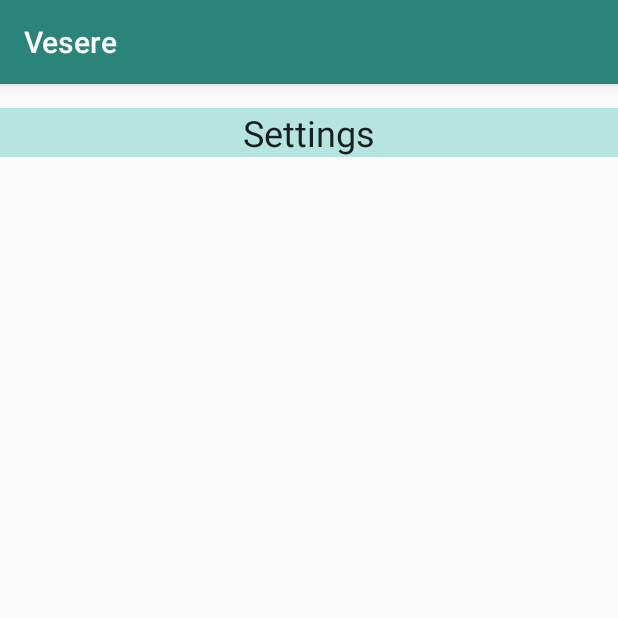
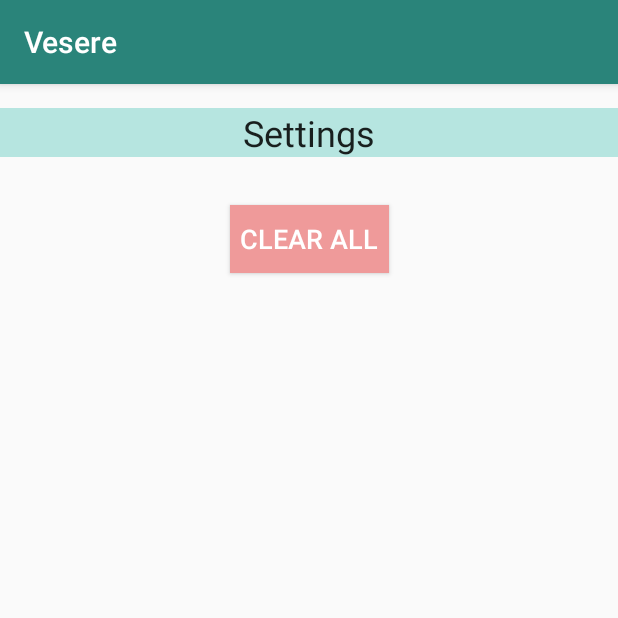
Before and after one commit to maximGrachev/vesere, an Android app: the SettingFragment screen opened through its navigation route, on a phone screen of 412 x 824 dp, the top half of it. Run offline under Robolectric (Android 15) with nearby library versions, the phone set to English and light mode, and no system bars; our stand-ins replace Room's generated code, data binding, navigation-ui.

Commit message:
RecyclerView was added and Setting fragment was upgraded

```diff
--- a/app/src/main/java/ru/maxgrachev/vesere/Util.kt
+++ b/app/src/main/java/ru/maxgrachev/vesere/Util.kt
@@ -5,7 +5,9 @@ import android.content.res.Resources
 import android.os.Build
 import android.text.Html
 import android.text.Spanned
+import android.widget.TextView
 import androidx.core.text.HtmlCompat
+import androidx.recyclerview.widget.RecyclerView
 import ru.maxgrachev.vesere.database.allrecords.Event
 import java.text.SimpleDateFormat
 
@@ -43,3 +45,5 @@ fun formatEvents(events: List<Event>, resources: Resources): Spanned {
         return HtmlCompat.fromHtml(sb.toString(), HtmlCompat.FROM_HTML_MODE_LEGACY)
     }
 }
+
+class TextItemViewHolder(val textView: TextView): RecyclerView.ViewHolder(textView)
--- a/app/src/main/java/ru/maxgrachev/vesere/database/allrecords/EventDatabaseDao.kt
+++ b/app/src/main/java/ru/maxgrachev/vesere/database/allrecords/EventDatabaseDao.kt
@@ -48,6 +48,9 @@ interface EventDatabaseDao {
     @Query("SELECT * FROM events_table ORDER BY eventID DESC LIMIT 1")
     suspend fun getLastEvent(): Event?
 
+    @Query("DELETE FROM events_table")
+    suspend fun clear()
+
 //    @Query("SELECT * FROM EVENTS_TABLE WHERE event_name="Other" ")
 //    suspend fun getAllOilChangeEvents():LiveData<List<Event>>
 
--- a/app/src/main/java/ru/maxgrachev/vesere/setting/SettingFragment.kt
+++ b/app/src/main/java/ru/maxgrachev/vesere/setting/SettingFragment.kt
@@ -4,15 +4,36 @@ import android.os.Bundle
 import android.view.LayoutInflater
 import android.view.View
 import android.view.ViewGroup
+import android.widget.Toast
+import androidx.databinding.DataBindingUtil
 import androidx.fragment.app.Fragment
+import androidx.lifecycle.Observer
+import androidx.lifecycle.ViewModelProvider
 import ru.maxgrachev.vesere.R
+import ru.maxgrachev.vesere.allrecords.AllRecordsViewModel
+import ru.maxgrachev.vesere.allrecords.AllRecordsViewModelFactory
+import ru.maxgrachev.vesere.database.allrecords.EventDatabase
+import ru.maxgrachev.vesere.databinding.FragmentAllRecordsBinding
+import ru.maxgrachev.vesere.databinding.FragmentSettingBinding
 
 class SettingFragment : Fragment() {
     override fun onCreateView(
         inflater: LayoutInflater, container: ViewGroup?,
         savedInstanceState: Bundle?
     ): View? {
-        // Inflate the layout for this fragment
-        return inflater.inflate(R.layout.fragment_setting, container, false)
+        val binding: FragmentSettingBinding = DataBindingUtil.inflate(inflater, R.layout.fragment_setting, container, false)
+        val application = requireNotNull(this.activity).application
+        val dataSource = EventDatabase.getInstance(application).eventDatabaseDao
+        val viewModelFactory = SettingViewModelFactory(dataSource)
+        val settingViewModel = ViewModelProvider(this, viewModelFactory).get(SettingViewModel::class.java)
+
+        settingViewModel.allRecordsDeleted.observe(viewLifecycleOwner, Observer {
+            if (it == true) {
+                Toast.makeText(context, "All events were deleted", Toast.LENGTH_SHORT).show()
+                settingViewModel.allRecordsDeletedToFalse()
+            }
+        })
+        binding.settingViewModel = settingViewModel
+        return binding.root
     }
 }
--- /dev/null
+++ b/app/src/main/java/ru/maxgrachev/vesere/setting/SettingViewModel.kt
@@ -0,0 +1,41 @@
+package ru.maxgrachev.vesere.setting
+
+import android.app.Application
+import android.widget.Toast
+import androidx.lifecycle.AndroidViewModel
+import androidx.lifecycle.LiveData
+import androidx.lifecycle.MutableLiveData
+import androidx.lifecycle.viewModelScope
+import kotlinx.coroutines.Dispatchers
+import kotlinx.coroutines.launch
+import kotlinx.coroutines.withContext
+import ru.maxgrachev.vesere.allrecords.AllRecordsFragmentArgs
+import ru.maxgrachev.vesere.database.allrecords.EventDatabaseDao
+
+class SettingViewModel(val database: EventDatabaseDao) : AndroidViewModel(Application()) {
+
+    private val _allRecordsDeleted = MutableLiveData<Boolean>()
+    val allRecordsDeleted: LiveData<Boolean>
+        get() = _allRecordsDeleted
+
+    init {
+        _allRecordsDeleted.value = false
+    }
+
+    fun onClear() {
+        viewModelScope.launch {
+            clear()
+        }
+        _allRecordsDeleted.value = true
+    }
+
+    fun allRecordsDeletedToFalse(){
+        _allRecordsDeleted.value = false
+    }
+
+    private suspend fun clear() {
+        withContext(Dispatchers.IO) {
+            database.clear()
+        }
+    }
+}
--- /dev/null
+++ b/app/src/main/java/ru/maxgrachev/vesere/setting/SettingViewModelFactory.kt
@@ -0,0 +1,15 @@
+package ru.maxgrachev.vesere.setting
+
+import androidx.lifecycle.ViewModel
+import androidx.lifecycle.ViewModelProvider
+import ru.maxgrachev.vesere.database.allrecords.EventDatabaseDao
+
+class SettingViewModelFactory (private val dataSource: EventDatabaseDao) : ViewModelProvider.Factory{
+        @Suppress("unchecked_cast")
+        override fun <T : ViewModel?> create(modelClass: Class<T>): T {
+            if (modelClass.isAssignableFrom(SettingViewModel::class.java)) {
+                return SettingViewModel(dataSource) as T
+            }
+            throw IllegalArgumentException("Unknown ViewModel class")
+        }
+    }
--- a/app/src/main/res/layout/fragment_setting.xml
+++ b/app/src/main/res/layout/fragment_setting.xml
@@ -4,7 +4,9 @@
     xmlns:app="http://schemas.android.com/apk/res-auto">
 
     <data>
-
+        <variable
+            name="settingViewModel"
+            type="ru.maxgrachev.vesere.setting.SettingViewModel" />
     </data>
 
     <androidx.constraintlayout.widget.ConstraintLayout
@@ -20,5 +22,20 @@
             app:layout_constraintHorizontal_bias="0.0"
             app:layout_constraintStart_toStartOf="parent"
             app:layout_constraintTop_toTopOf="parent" />
+
+        <Button
+            android:id="@+id/button"
+            android:layout_width="106dp"
+            android:layout_height="45dp"
+            android:layout_marginTop="32dp"
+            android:background="#EF9A9A"
+            android:text="@string/clear_all"
+            android:textColor="#FFFFFF"
+            android:textSize="18sp"
+            app:layout_constraintEnd_toEndOf="parent"
+            app:layout_constraintStart_toStartOf="parent"
+            app:layout_constraintTop_toBottomOf="@+id/text_Setting"
+            android:onClick="@{()->settingViewModel.onClear()}"
+            tools:text="@string/clear_all" />
     </androidx.constraintlayout.widget.ConstraintLayout>
 </layout>
--- a/app/src/main/res/values/strings.xml
+++ b/app/src/main/res/values/strings.xml
@@ -45,6 +45,7 @@
     <string name="transmission">Transmission</string>
     <string name="all">All</string>
     <string name="dollarSight">$</string>
+    <string name="clear_all">Clear All</string>
 
     <string-array name="events_array">
         <item>Oil change</item>
```
Also changed, not shown: app/src/main/java/ru/maxgrachev/vesere/allrecords/AllRecordsAdapter.kt (added, +31 -0 lines), app/src/main/java/ru/maxgrachev/vesere/allrecords/AllRecordsFragment.kt (+9 -0 lines), app/src/main/java/ru/maxgrachev/vesere/allrecords/AllRecordsViewModel.kt (+14 -1 lines), app/src/main/res/layout/fragment_all_records.xml (+9 -58 lines), app/src/main/res/layout/list_item_one_record.xml (added, +55 -0 lines).
